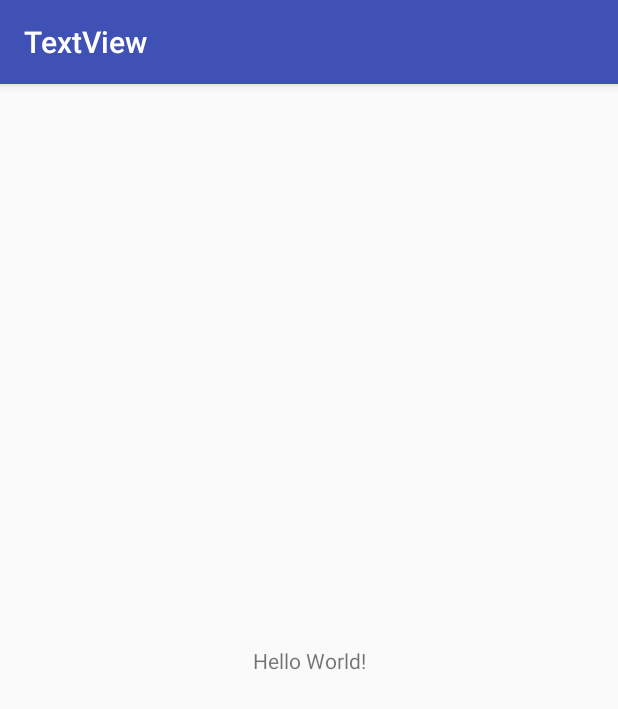
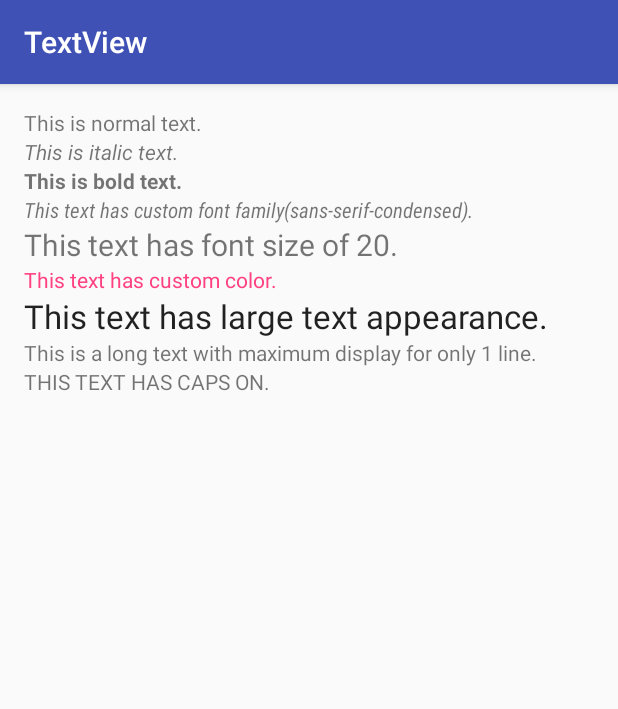
Before and after one commit to sanjogshrestha/AndroidSeries, an Android app: the screen it shows after launch (MainActivity), on a phone screen of 412 x 824 dp. Shown: the top 709 px of the screen. Run offline under Robolectric (Android 15) with nearby library versions, the phone set to English and light mode, and no system bars.

Commit message:
textview - up

```diff
--- a/TextView/app/src/main/res/layout/activity_main.xml
+++ b/TextView/app/src/main/res/layout/activity_main.xml
@@ -1,19 +1,66 @@
 <?xml version="1.0" encoding="utf-8"?>
-<android.support.constraint.ConstraintLayout
+<LinearLayout
     xmlns:android="http://schemas.android.com/apk/res/android"
     xmlns:app="http://schemas.android.com/apk/res-auto"
     xmlns:tools="http://schemas.android.com/tools"
     android:layout_width="match_parent"
     android:layout_height="match_parent"
+    android:orientation="vertical"
+    android:padding="16dp"
     tools:context="np.cnblabs.textview.MainActivity">
 
     <TextView
         android:layout_width="wrap_content"
         android:layout_height="wrap_content"
-        android:text="Hello World!"
-        app:layout_constraintBottom_toBottomOf="parent"
-        app:layout_constraintLeft_toLeftOf="parent"
-        app:layout_constraintRight_toRightOf="parent"
-        app:layout_constraintTop_toTopOf="parent" />
+        android:textStyle="normal"
+        android:text="This is normal text."/>
 
-</android.support.constraint.ConstraintLayout>
+    <TextView
+        android:layout_width="wrap_content"
+        android:layout_height="wrap_content"
+        android:textStyle="italic"
+        android:text="This is italic text."/>
+
+    <TextView
+        android:layout_width="wrap_content"
+        android:layout_height="wrap_content"
+        android:textStyle="bold"
+        android:text="This is bold text."/>
+
+    <TextView
+        android:layout_width="wrap_content"
+        android:layout_height="wrap_content"
+        android:textStyle="italic"
+        android:fontFamily="sans-serif-condensed"
+        android:text="This text has custom font family(sans-serif-condensed)."/>
+
+    <TextView
+        android:layout_width="wrap_content"
+        android:layout_height="wrap_content"
+        android:textSize="20sp"
+        android:text="This text has font size of 20."/>
+
+    <TextView
+        android:layout_width="wrap_content"
+        android:layout_height="wrap_content"
+        android:textColor="@color/colorAccent"
+        android:text="This text has custom color."/>
+
+    <TextView
+        android:layout_width="wrap_content"
+        android:layout_height="wrap_content"
+        android:textAppearance="@style/Base.TextAppearance.AppCompat.Large"
+        android:text="This text has large text appearance."/>
+
+    <TextView
+        android:layout_width="wrap_content"
+        android:layout_height="wrap_content"
+        android:maxLines="1"
+        android:text="This is a long text with maximum display for only 1 line. There you go."/>
+
+    <TextView
+        android:layout_width="wrap_content"
+        android:layout_height="wrap_content"
+        android:textAllCaps="true"
+        android:text="This text has caps on."/>
+</LinearLayout>
```
Also changed, not shown: 2 other files.
